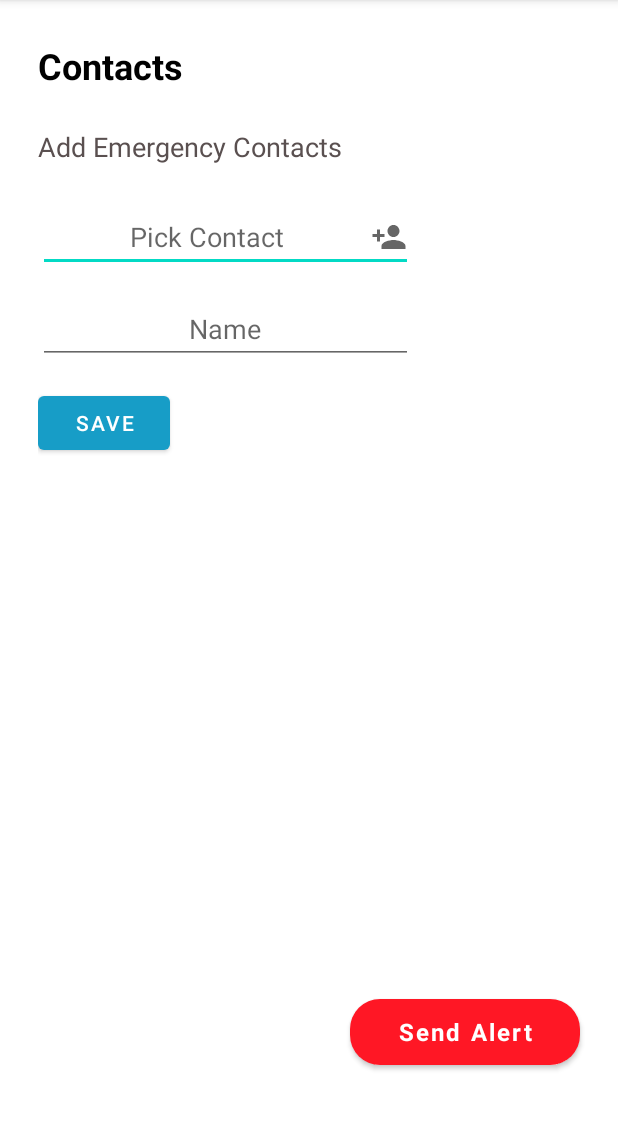
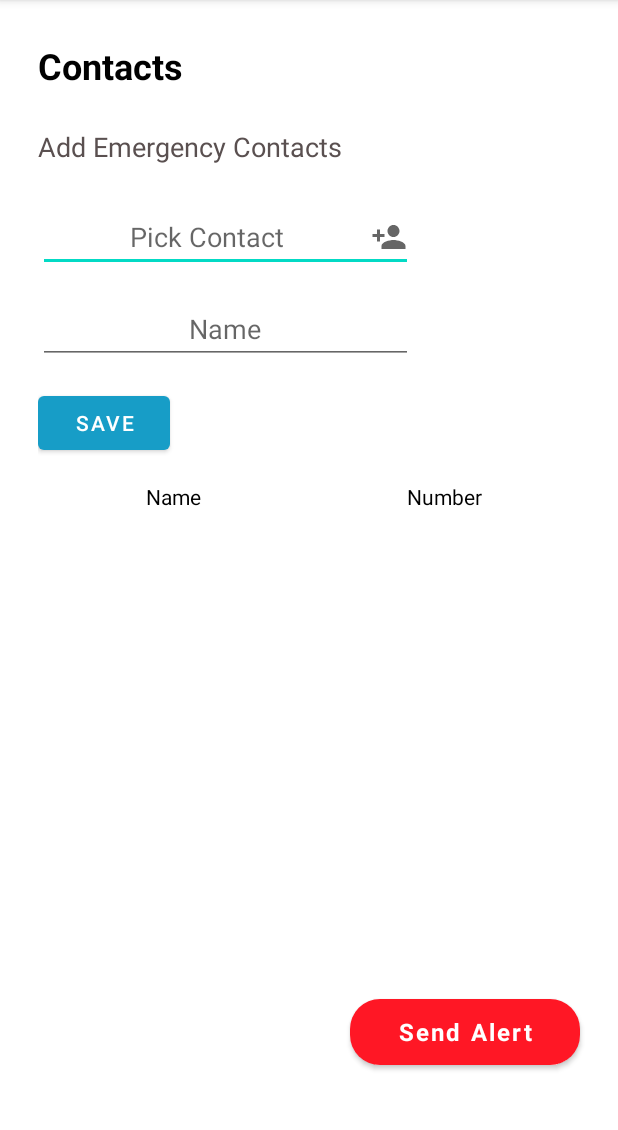
Before and after one commit to emmaneilson/SafeTravels, an Android app: the ContactsActivity screen opened directly, with no data from a screen before it, on a phone screen of 412 x 824 dp, the part 87-1217 px from its top. Run offline under Robolectric (Android 15) with nearby library versions, the phone set to English and light mode, and no system bars.

Commit message:
contactsss

```diff
--- a/app/src/main/java/com/example/safetravels/ContactsActivity.kt
+++ b/app/src/main/java/com/example/safetravels/ContactsActivity.kt
@@ -27,7 +27,8 @@ class ContactsActivity : AppCompatActivity() {
     public lateinit var userName : String
     public var userNum : Int = 0
     private val sharedPrefFile = "kotlinsharedpreference"
-    private lateinit var listView: ListView
+    private lateinit var listViewName: ListView
+    private lateinit var listViewNum: ListView
 
     class PersonObj {
         var userName : String = ""
@@ -35,6 +36,8 @@ class ContactsActivity : AppCompatActivity() {
     }
 
     private var contactList: MutableList<PersonObj> = ArrayList()
+    private var nameList: MutableList<String> = ArrayList()
+    private var numberList: MutableList<String> = ArrayList()
 
     override fun onCreate(savedInstanceState: Bundle?) {
         super.onCreate(savedInstanceState)
@@ -45,7 +48,8 @@ class ContactsActivity : AppCompatActivity() {
         val edName: EditText = findViewById(R.id.edName)
         val edNo: EditText = findViewById(R.id.edNo)
 
-        listView = findViewById<ListView>(R.id.contacts_list)
+        listViewName = findViewById<ListView>(R.id.names_list)
+        listViewNum = findViewById<ListView>(R.id.number_list)
 
         val saveBtn: Button = findViewById(R.id.saveBtn)
         val sharedPreferences: SharedPreferences = this.getSharedPreferences(sharedPrefFile,
@@ -59,34 +63,36 @@ class ContactsActivity : AppCompatActivity() {
             }
         }
 
-//        saveBtn.setOnClickListener{
-//            if(edName.text != null && edNo.text != null){
-//                val name = edName.text.toString()
-//                val num = edNo.text.toString()
-//                val editor:SharedPreferences.Editor =  sharedPreferences.edit()
-//
-//                val contact = PersonObj()
-//                contact.userName = name
-//                contact.userNum = num
-//
-//                contactList.add(contact)
-//
-//                Log.d("list", contactList[0].toString())
-//
-//                val contactListSaved = contactList.toHashSet()
-//
-////                editor.putStringSet("name", contactListSaved)
-////                editor.putString("number", num)
-////                editor.apply()
-////                editor.commit()
-//            }
-//        }
+        saveBtn.setOnClickListener{
+            if(edName.text != null && edNo.text != null){
+                val name = edName.text.toString()
+                val num = edNo.text.toString()
+                val editor:SharedPreferences.Editor =  sharedPreferences.edit()
+
+                val contact = PersonObj()
+                contact.userName = name
+                contact.userNum = num
+
+                contactList.add(contact)
+                nameList.add(name)
+                numberList.add(num)
+
+                val adapterName = ArrayAdapter(this, android.R.layout.simple_list_item_1, nameList)
+                listViewName.adapter = adapterName
+
+                val adapterNum = ArrayAdapter(this, android.R.layout.simple_list_item_1, numberList)
+                listViewNum.adapter = adapterNum
+
+//                editor.putStringSet("name", contactListSaved)
+//                editor.putString("number", num)
+//                editor.apply()
+//                editor.commit()
+            }
+        }
 
         navView = findViewById(R.id.nav_menu)
         drawerLayout = findViewById(R.id.drawerLayout)
 
-//        val adapter = ArrayAdapter(this, android.R.layout.simple_list_item_1, contactList)
-//        listView.adapter = adapter
 
         navView.setNavigationItemSelectedListener { menuItem ->
             when (menuItem.itemId) {
--- a/app/src/main/res/layout/activity_contacts.xml
+++ b/app/src/main/res/layout/activity_contacts.xml
@@ -78,12 +78,16 @@
             </androidx.constraintlayout.widget.ConstraintLayout>
         </com.google.android.material.appbar.AppBarLayout>
         <!--title-->
+
+        <!--emergency button-->
         <LinearLayout
             android:layout_width="match_parent"
             android:layout_height="match_parent"
+            android:orientation="vertical"
             android:paddingStart="25dp"
-            android:orientation="vertical"
-            tools:context="com.printallelementsofarraylist_android_examples.com.MainActivity">
+            tools:context="com.printallelementsofarraylist_android_examples.com.MainActivity"
+            tools:layout_editor_absoluteX="0dp"
+            tools:layout_editor_absoluteY="0dp">
 
             <TextView
                 android:id="@+id/contacts_text"
@@ -110,8 +114,8 @@
                 android:layout_height="46dp"
                 android:layout_marginTop="25dp"
                 android:layout_marginBottom="15dp"
+                android:drawableRight="@drawable/person_add"
                 android:gravity="center|center_horizontal"
-                android:drawableRight="@drawable/person_add"
                 android:hint="Pick Contact"
                 android:inputType="textPersonName" />
 
@@ -130,14 +134,66 @@
                 android:layout_height="wrap_content"
                 android:text="@string/save_text" />
 
-            <ListView
-                android:id="@+id/contacts_list"
-                android:layout_width="350dp"
-                android:layout_height="260dp" />
+            <LinearLayout
+                android:layout_width="match_parent"
+                android:layout_height="250dp"
+                android:layout_marginRight="25dp"
+                android:orientation="vertical"
+                tools:layout_editor_absoluteX="25dp"
+                tools:layout_editor_absoluteY="622dp">
+
+                <LinearLayout
+                    android:layout_width="match_parent"
+                    android:layout_height="50dp"
+                    android:orientation="horizontal"
+                    tools:layout_editor_absoluteX="25dp"
+                    tools:layout_editor_absoluteY="622dp">
+
+                    <TextView
+                        android:layout_width="0dp"
+                        android:layout_height="match_parent"
+                        android:layout_weight="1"
+                        android:text="Name"
+                        android:gravity="center"
+                        tools:ignore="RtlCompat"
+                        android:textColor="@color/black"
+                        />
+
+                    <TextView
+                        android:layout_width="0dp"
+                        android:layout_height="match_parent"
+                        android:layout_weight="1"
+                        android:text="Number"
+                        android:gravity="center"
+                        android:textColor="@color/black"
+                        />
+                </LinearLayout>
+
+                <LinearLayout
+                    android:layout_width="match_parent"
+                    android:layout_height="200dp"
+                    android:orientation="horizontal"
+                    tools:layout_editor_absoluteX="25dp"
+                    tools:layout_editor_absoluteY="622dp">
+
+                    <ListView
+                        android:id="@+id/names_list"
+                        android:layout_width="0dp"
+                        android:layout_weight="1"
+                        android:layout_height="match_parent"
+                        android:scrollbarSize="0dp"/>
+                    <ListView
+                        android:id="@+id/number_list"
+                        android:layout_width="0dp"
+                        android:layout_weight="1"
+                        android:layout_height="match_parent"
+                        android:scrollbarSize="0dp"/>
+                </LinearLayout>
+
+            </LinearLayout>
 
         </LinearLayout>
 
-        <!--emergency button-->
         <Button
             android:id="@+id/random_button"
             android:layout_width="153dp"
@@ -155,6 +211,7 @@
             app:layout_constraintBottom_toBottomOf="parent"
             app:layout_constraintEnd_toEndOf="parent"
             tools:ignore="MissingConstraints" />
+
     </androidx.constraintlayout.widget.ConstraintLayout>
     <com.google.android.material.navigation.NavigationView
         android:id="@+id/nav_menu"
```
